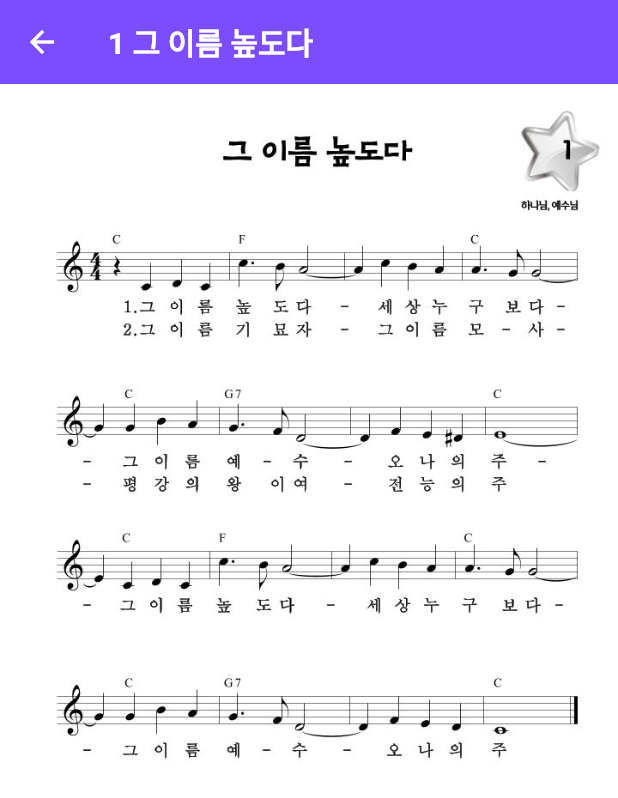
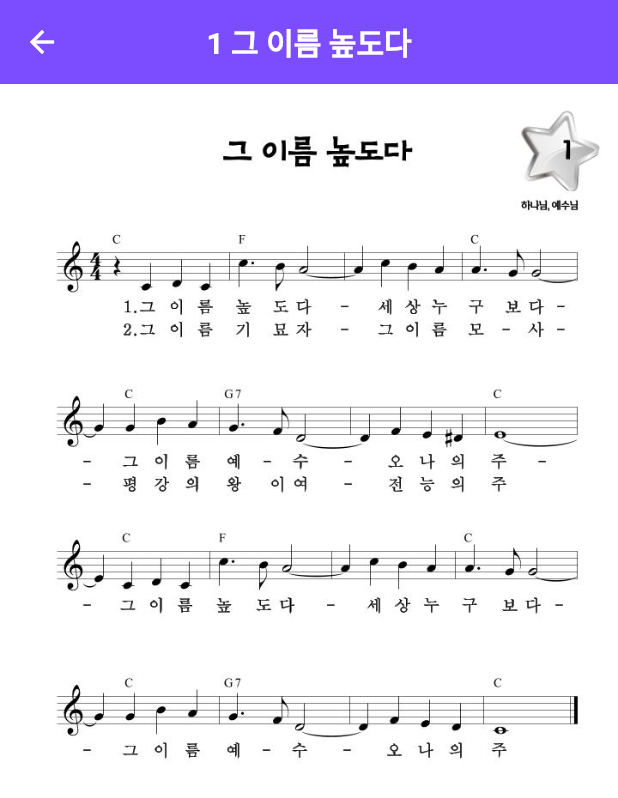
Before and after one commit to WTFace/kid-hymn, a Flutter app: the screen it shows after launch, after a tap on an icon or button, on a phone screen of 412 x 824 dp. Shown: the top 798 px of the screen. Run offline on Flutter 3.47's test engine with Material 3 defaults, Android fonts, the phone set to English and light mode, and no system bars.

Commit message:
center title

```diff
--- a/lib/song_image.dart
+++ b/lib/song_image.dart
@@ -10,7 +10,11 @@ class SongImage extends StatelessWidget {
   Widget build(BuildContext context) {
     final currentImagePath = 'assets/hymns/$pageNumber.jpg';
     return Scaffold(
-      appBar: AppBar(title: Text(title)),
+      appBar: AppBar(
+        title: Text(title),
+        centerTitle: true,
+        // automaticallyImplyLeading: false,
+      ),
       body: SingleChildScrollView(
         child: SafeArea(
           child: InteractiveViewer(
```
Also changed, not shown: 1 other file.
